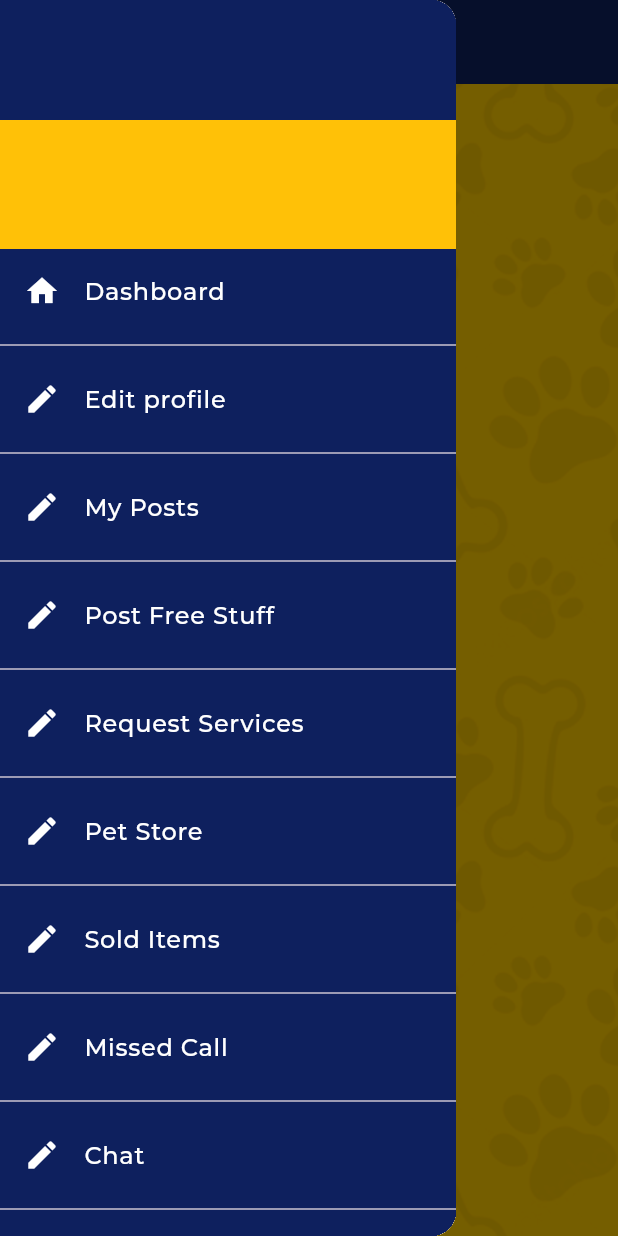
After one commit to iCoder38/ritevet_dart, a Flutter app: the DashboardScreen screen opened directly, after a tap on the "menu" icon, on a phone screen of 412 x 824 dp. The commit adds this screen. Run offline on Flutter 3.47's test engine with Material 3 defaults, Android fonts, the light colour scheme and no system bars; our stand-ins replace cached_network_image, cloud_firestore, firebase_auth, firebase_core, firebase_messaging, flutter_dotenv and 7 more; accounts and stored records are empty; network calls fail.

Commit message:
UI: Drawer

```diff
--- a/lib/CLASSES/SCREENS/dashboard.dart
+++ b/lib/CLASSES/SCREENS/dashboard.dart
@@ -0,0 +1,52 @@
+import 'package:flutter/material.dart';
+import 'package:ritevet_dart/CLASSES/UTILS/RESOURCES/resources.dart';
+import 'package:ritevet_dart/CLASSES/UTILS/common.dart';
+import 'package:ritevet_dart/CLASSES/UTILS/drawer.dart';
+import 'package:ritevet_dart/CLASSES/UTILS/utils.dart';
+
+class DashboardScreen extends StatefulWidget {
+  const DashboardScreen({super.key});
+
+  @override
+  State<DashboardScreen> createState() => _DashboardScreenState();
+}
+
+class _DashboardScreenState extends State<DashboardScreen> {
+  //
+  final GlobalKey<ScaffoldState> _scaffoldKey = GlobalKey<ScaffoldState>();
+  @override
+  Widget build(BuildContext context) {
+    return Scaffold(
+      key: _scaffoldKey,
+      drawer: const CustomDrawer(),
+      appBar: CustomAppbar(
+        title: AppResources.text.textDashboard,
+        leading: IconButton(
+            onPressed: () {
+              customLog('drawer');
+              // open drawer
+              _scaffoldKey.currentState?.openDrawer();
+            },
+            icon: Icon(
+              Icons.menu,
+              color: Colors.white,
+            )),
+      ),
+      body: _UIBGImage(),
+    );
+  }
+
+  Container _UIBGImage() {
+    return Container(
+      width: double.infinity,
+      height: double.infinity,
+      decoration: BoxDecoration(
+        image: DecorationImage(
+          image: AssetImage(BG_IMAGE),
+          fit: BoxFit.cover,
+        ),
+      ),
+      // child: _UIKit(),
+    );
+  }
+}
--- a/lib/CLASSES/SCREENS/login.dart
+++ b/lib/CLASSES/SCREENS/login.dart
@@ -3,6 +3,7 @@ import 'dart:convert';
 import 'package:flutter/foundation.dart';
 import 'package:flutter/material.dart';
 import 'package:flutter_secure_storage/flutter_secure_storage.dart';
+import 'package:ritevet_dart/CLASSES/SCREENS/dashboard.dart';
 import 'package:ritevet_dart/CLASSES/SCREENS/registration.dart';
 import 'package:ritevet_dart/CLASSES/UTILS/API/repository.dart';
 import 'package:ritevet_dart/CLASSES/UTILS/API/service.dart';
@@ -74,6 +75,12 @@ class _LoginScreenState extends State<LoginScreen> {
         );
 
         dismissAlert(context);
+        Navigator.push(
+          context,
+          MaterialPageRoute(
+            builder: (context) => DashboardScreen(),
+          ),
+        );
       } else {
         customLog(response['status'].toString());
         dismissAlert(context);
--- a/lib/CLASSES/UTILS/RESOURCES/text.dart
+++ b/lib/CLASSES/UTILS/RESOURCES/text.dart
@@ -3,6 +3,8 @@ class SetText {
   String forgotPassword = 'Forgot password';
   String dontHaveAnAccount = "Don't have an account? Sign up";
   String textSignUp = 'Sign Up';
+
+  String textDashboard = 'Dashboard';
 
   // alerts
   String textPleaseWait = 'Please wait';
--- /dev/null
+++ b/lib/CLASSES/UTILS/drawer.dart
@@ -0,0 +1,336 @@
+// custom_drawer.dart
+import 'dart:convert';
+
+import 'package:cached_network_image/cached_network_image.dart';
+import 'package:firebase_auth/firebase_auth.dart';
+import 'package:flutter/foundation.dart';
+import 'package:flutter/material.dart';
+import 'package:flutter_secure_storage/flutter_secure_storage.dart';
+import 'package:ritevet_dart/CLASSES/SCREENS/dashboard.dart';
+import 'package:ritevet_dart/CLASSES/UTILS/RESOURCES/resources.dart';
+import 'package:ritevet_dart/CLASSES/UTILS/common.dart';
+import 'package:ritevet_dart/CLASSES/UTILS/utils.dart';
+
+import 'package:shared_preferences/shared_preferences.dart';
+
+class CustomDrawer extends StatefulWidget {
+  const CustomDrawer({super.key});
+
+  @override
+  State<CustomDrawer> createState() => _CustomDrawerState();
+}
+
+class _CustomDrawerState extends State<CustomDrawer> {
+  //
+  String loginUserName = '';
+  String loginUserAddress = '';
+  var displayProfilePicture = '';
+
+  @override
+  void initState() {
+    //
+    localData();
+    super.initState();
+  }
+
+  Future<Map<String, dynamic>?> getLoginResponse() async {
+    final storage = FlutterSecureStorage();
+    String? jsonString =
+        await storage.read(key: AppResources.text.textSaveLoginResponseKey);
+    if (jsonString != null) {
+      // Decode the JSON string into a Map
+      return jsonDecode(jsonString);
+    }
+    return null; // Return null if no data is found
+  }
+
+  localData() async {
+    debugPrint('== LOCAL DATA ==');
+    Map<String, dynamic>? loginData = await getLoginResponse();
+    if (loginData != null) {
+      // print("Login Data Retrieved: $loginData");
+      customLog(loginData);
+      loginUserName = loginData['data']['firstName'].toString();
+      loginUserAddress = loginData['data']['address'].toString();
+      setState(() {});
+    } else {
+      if (kDebugMode) {
+        print("No login data found.");
+      }
+    }
+  }
+
+  @override
+  Widget build(BuildContext context) {
+    return Drawer(child: _UIBGImage()
+        // _UIKit(context),
+        );
+  }
+
+  Container _UIBGImage() {
+    return Container(
+      width: double.infinity,
+      height: double.infinity,
+      color: AppResources.colors.appNavigationColor,
+      child: _UIKit(context),
+    );
+  }
+
+  Widget _UIKit(BuildContext context) {
+    return SingleChildScrollView(
+      child: Column(
+        children: [
+          SizedBox(height: 80),
+          Container(
+            // height: 120,
+            width: MediaQuery.of(context).size.width,
+            color: Colors.amber,
+            child: Column(
+              children: [
+                SizedBox(height: 20),
+                customText(
+                  loginUserName,
+                  18.0,
+                  context,
+                  fontWeight: FontWeight.w800,
+                ),
+                customText(
+                  loginUserAddress,
+                  14.0,
+                  context,
+                  fontWeight: FontWeight.w600,
+                ),
+                SizedBox(height: 20),
+              ],
+            ),
+          ),
+          buildListTile(
+            title: "Dashboard",
+            icon: Icons.home,
+            onTap: () {
+              Navigator.pushReplacement(
+                context,
+                MaterialPageRoute(
+                    builder: (context) => const DashboardScreen()),
+              );
+            },
+          ),
+          Divider(),
+          buildListTile(
+            title: "Edit profile",
+            icon: Icons.edit,
+            onTap: () {
+              // Navigator.push(
+              //   context,
+              //   MaterialPageRoute(builder: (context) => const SettingsScreen()),
+              // );
+            },
+          ),
+          Divider(),
+          buildListTile(
+            title: "My Posts",
+            icon: Icons.edit,
+            onTap: () {
+              // Navigator.push(
+              //   context,
+              //   MaterialPageRoute(builder: (context) => const SettingsScreen()),
+              // );
+            },
+          ),
+          Divider(),
+          buildListTile(
+            title: "Post Free Stuff",
+            icon: Icons.edit,
+            onTap: () {
+              // Navigator.push(
+              //   context,
+              //   MaterialPageRoute(builder: (context) => const SettingsScreen()),
+              // );
+            },
+          ),
+          Divider(),
+          buildListTile(
+            title: "Request Services",
+            icon: Icons.edit,
+            onTap: () {
+              // Navigator.push(
+              //   context,
+              //   MaterialPageRoute(builder: (context) => const SettingsScreen()),
+              // );
+            },
+          ),
+          Divider(),
+          buildListTile(
+            title: "Pet Store",
+            icon: Icons.edit,
+            onTap: () {
+              // Navigator.push(
+              //   context,
+              //   MaterialPageRoute(builder: (context) => const SettingsScreen()),
+              // );
+            },
+          ),
+          Divider(),
+          buildListTile(
+            title: "Sold Items",
+            icon: Icons.edit,
+            onTap: () {
+              // Navigator.push(
+              //   context,
+              //   MaterialPageRoute(builder: (context) => const SettingsScreen()),
+              // );
+            },
+          ),
+          Divider(),
+          buildListTile(
+            title: "Missed Call",
+            icon: Icons.edit,
+            onTap: () {
+              // Navigator.push(
+              //   context,
+              //   MaterialPageRoute(builder: (context) => const SettingsScreen()),
+              // );
+            },
+          ),
+          Divider(),
+          buildListTile(
+            title: "Chat",
+            icon: Icons.edit,
+            onTap: () {
+              // Navigator.push(
+              //   context,
+              //   MaterialPageRoute(builder: (context) => const SettingsScreen()),
+              // );
+            },
+          ),
+          Divider(),
+          buildListTile(
+            title: "Item Purchased",
+            icon: Icons.edit,
+            onTap: () {
+              // Navigator.push(
+              //   context,
+              //   MaterialPageRoute(builder: (context) => const SettingsScreen()),
+              // );
+            },
+          ),
+          Divider(),
+          buildListTile(
+            title: "Order received",
+            icon: Icons.edit,
+            onTap: () {
+              // Navigator.push(
+              //   context,
+              //   MaterialPageRoute(builder: (context) => const SettingsScreen()),
+              // );
+            },
+          ),
+          Divider(),
+          buildListTile(
+            title: "My Cart",
+            icon: Icons.edit,
+            onTap: () {
+              // Navigator.push(
+              //   context,
+              //   MaterialPageRoute(builder: (context) => const SettingsScreen()),
+              // );
+            },
+          ),
+          Divider(),
+          buildListTile(
+            title: "Manage Appointments",
+            icon: Icons.edit,
+            onTap: () {
+              // Navigator.push(
+              //   context,
+              //   MaterialPageRoute(builder: (context) => const SettingsScreen()),
+              // );
+            },
+          ),
+          Divider(),
+          buildListTile(
+            title: "My Bookings",
+            icon: Icons.edit,
+            onTap: () {
+              // Navigator.push(
+              //   context,
+              //   MaterialPageRoute(builder: (context) => const SettingsScreen()),
+              // );
+            },
+          ),
+          Divider(),
+          buildListTile(
+            title: "Reviews Received",
+            icon: Icons.edit,
+            onTap: () {
+              // Navigator.push(
+              //   context,
+              //   MaterialPageRoute(builder: (context) => const SettingsScreen()),
+              // );
+            },
+          ),
+          SizedBox(height: 40),
+        ],
+      ),
+    );
+  }
+
+  Widget buildListTile({
+    required String title,
+    required IconData icon,
+    required VoidCallback onTap,
+  }) {
+    return ListTile(
+      leading: Icon(
+        icon,
+        color: Colors.white,
+      ),
+      title: customText(
+        title,
+        16.0,
+        context,
+        fontWeight: FontWeight.w500,
+        darkModeColor: hexToColor(
+          AppResources.hexColor.whiteColor,
+        ),
+        lightModeColor: hexToColor(
+          AppResources.hexColor.whiteColor,
+        ),
+      ),
+      onTap: onTap, // Pass the onTap function
+    );
+  }
+
+  void showLogout(BuildContext context) {
+    showModalBottomSheet(
+      context: context,
+      builder: (BuildContext context) {
+        return Container(
+          padding: const EdgeInsets.all(16.0),
+          height: 200,
+          width: MediaQuery.of(context).size.width,
+          child: Column(
+            crossAxisAlignment: CrossAxisAlignment.start,
+            children: [
+              const Center(
+                child: Text(
+                  'Delete account',
+                  style: TextStyle(
+                    fontSize: 18,
+                    fontWeight: FontWeight.bold,
+                  ),
+                ),
+              ),
+              const SizedBox(height: 16),
+              const Center(
+                child:
+                    Text('Your account will be deleted account permanently.'),
+              ),
+              const SizedBox(height: 20),
+            ],
+          ),
+        );
+      },
+    );
+  }
+}
--- a/lib/CLASSES/UTILS/utils.dart
+++ b/lib/CLASSES/UTILS/utils.dart
@@ -1,9 +1,11 @@
 import 'dart:io';
 
 import 'package:flutter/foundation.dart';
+import 'package:flutter/material.dart';
 import 'package:flutter/services.dart';
 import 'package:flutter_dotenv/flutter_dotenv.dart';
 import 'package:logger/web.dart';
+import 'package:shimmer/shimmer.dart';
 
 var BASE_URL = dotenv.env['API_BASE_URL'].toString();
 ////////////////////////////////////////////////////////////////////////////////
@@ -20,6 +22,28 @@ void customLog(dynamic message) {
     // print(message);
     logger.d(message);
   }
+}
+
+////////////////////////////////////////////////////////////////////////////////
+////////////////////////////////////////////////////////////////////////////////
+//////////////////// SHIMMER'S
+////////////////////////////////////////////////////////////////////////////////
+////////////////////////////////////////////////////////////////////////////////
+ShimmerLoader(
+    {required double width,
+    double? height,
+    Color? color,
+    Decoration? decoration}) {
+  return Shimmer.fromColors(
+    baseColor: Colors.grey[300]!,
+    highlightColor: Colors.grey[100]!,
+    child: Container(
+      decoration: decoration,
+      width: width,
+      height: height ?? 10,
+      color: color ?? Colors.white,
+    ),
+  );
 }
 
 ////////////////////////////////////////////////////////////////////////////////
--- a/pubspec.yaml
+++ b/pubspec.yaml
@@ -50,6 +50,8 @@ dependencies:
   flutter_spinkit: ^5.2.1
   flutter_secure_storage: ^9.2.2
   intl: ^0.19.0
+  cached_network_image: ^3.4.1
+  shimmer: ^3.0.0
 
 dev_dependencies:
   flutter_test:
```
Also changed, not shown: pubspec.lock, 2 other files.
